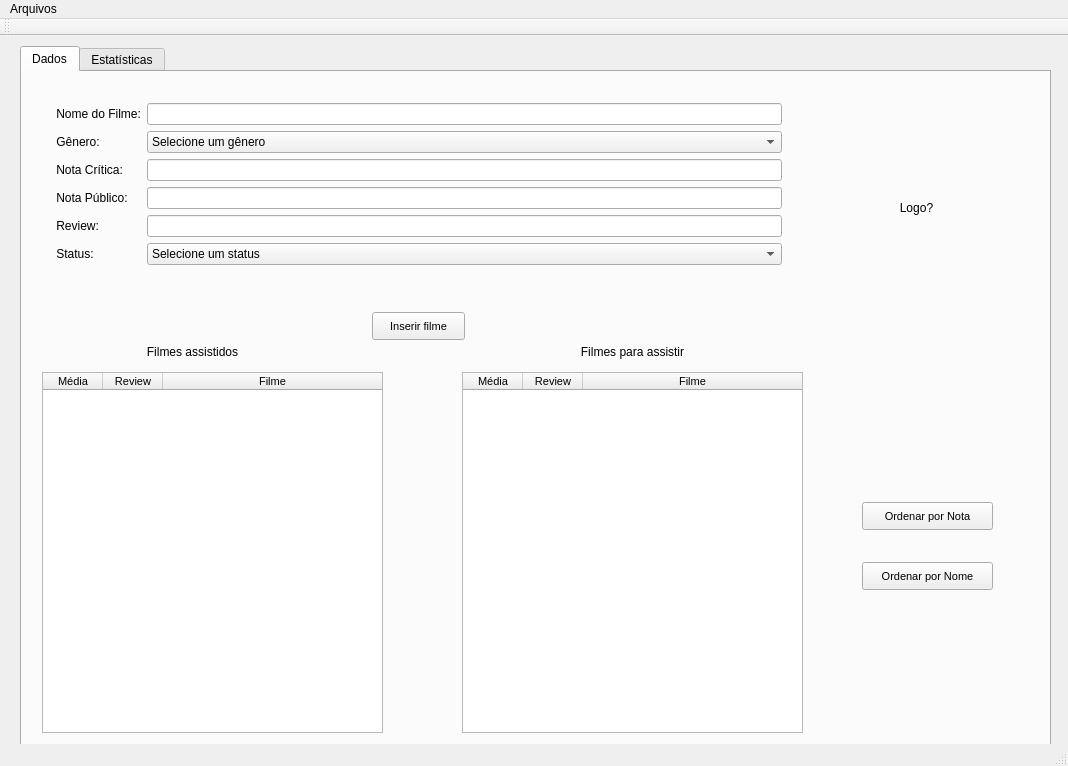
First picture: the form in mainwindow.ui, repository andressatheotonio/FilmListQT, before the edit.
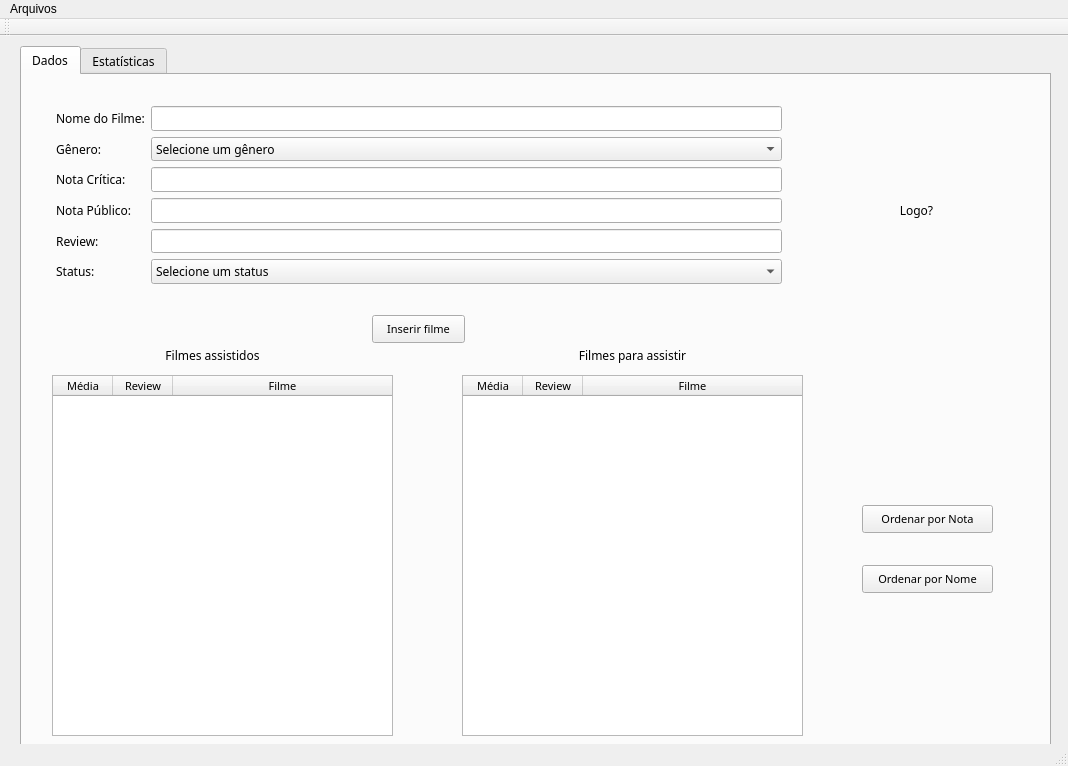
Second picture: the form after the edit.

Diff of the .ui file:
```diff
--- a/mainwindow.ui
+++ b/mainwindow.ui
@@ -25,7 +25,7 @@
     </property>
     <property name="font">
      <font>
-      <family>Segoe UI</family>
+      <family>Microsoft JhengHei UI Light</family>
       <pointsize>9</pointsize>
      </font>
     </property>
@@ -53,7 +53,7 @@
         <widget class="QLabel" name="lbName">
          <property name="font">
           <font>
-           <family>Segoe UI</family>
+           <family>Microsoft JhengHei UI Light</family>
            <pointsize>9</pointsize>
           </font>
          </property>
@@ -66,7 +66,7 @@
         <widget class="QLineEdit" name="leName">
          <property name="font">
           <font>
-           <family>Segoe UI</family>
+           <family>Microsoft JhengHei UI Light</family>
           </font>
          </property>
         </widget>
@@ -75,7 +75,7 @@
         <widget class="QLabel" name="lbName_2">
          <property name="font">
           <font>
-           <family>Segoe UI</family>
+           <family>Microsoft JhengHei UI Light</family>
            <pointsize>9</pointsize>
           </font>
          </property>
@@ -88,7 +88,7 @@
         <widget class="QComboBox" name="cbGenero">
          <property name="font">
           <font>
-           <family>Segoe UI</family>
+           <family>Microsoft JhengHei UI Light</family>
           </font>
          </property>
          <item>
@@ -127,7 +127,7 @@
         <widget class="QLabel" name="lbCritica">
          <property name="font">
           <font>
-           <family>Segoe UI</family>
+           <family>Microsoft JhengHei UI Light</family>
            <pointsize>9</pointsize>
           </font>
          </property>
@@ -140,7 +140,7 @@
         <widget class="QLineEdit" name="leCritica">
          <property name="font">
           <font>
-           <family>Segoe UI</family>
+           <family>Microsoft JhengHei UI Light</family>
           </font>
          </property>
         </widget>
@@ -149,7 +149,7 @@
         <widget class="QLineEdit" name="lePublico">
          <property name="font">
           <font>
-           <family>Segoe UI</family>
+           <family>Microsoft JhengHei UI Light</family>
           </font>
          </property>
         </widget>
@@ -158,7 +158,7 @@
         <widget class="QLabel" name="lbReview">
          <property name="font">
           <font>
-           <family>Segoe UI</family>
+           <family>Microsoft JhengHei UI Light</family>
            <pointsize>9</pointsize>
           </font>
          </property>
@@ -171,7 +171,7 @@
         <widget class="QLineEdit" name="leReview">
          <property name="font">
           <font>
-           <family>Segoe UI</family>
+           <family>Microsoft JhengHei UI Light</family>
           </font>
          </property>
         </widget>
@@ -180,7 +180,7 @@
         <widget class="QLabel" name="lbStatus">
          <property name="font">
           <font>
-           <family>Segoe UI</family>
+           <family>Microsoft JhengHei UI Light</family>
            <pointsize>9</pointsize>
           </font>
          </property>
@@ -191,6 +191,11 @@
        </item>
        <item row="6" column="1">
         <widget class="QComboBox" name="cbStatus">
+         <property name="font">
+          <font>
+           <family>Microsoft JhengHei UI Light</family>
+          </font>
+         </property>
          <item>
           <property name="text">
            <string>Selecione um status</string>
@@ -212,7 +217,7 @@
         <widget class="QLabel" name="lbPublico">
          <property name="font">
           <font>
-           <family>Segoe UI</family>
+           <family>Microsoft JhengHei UI Light</family>
            <pointsize>9</pointsize>
           </font>
          </property>
@@ -223,69 +228,10 @@
        </item>
       </layout>
      </widget>
-     <widget class="QTableWidget" name="tbAssistidos">
-      <property name="geometry">
-       <rect>
-        <x>20</x>
-        <y>300</y>
-        <width>341</width>
-        <height>361</height>
-       </rect>
-      </property>
-      <property name="maximumSize">
-       <size>
-        <width>341</width>
-        <height>16777215</height>
-       </size>
-      </property>
-      <property name="font">
-       <font>
-        <family>Segoe UI</family>
-        <pointsize>8</pointsize>
-        <stylestrategy>PreferDefault</stylestrategy>
-       </font>
-      </property>
-      <attribute name="horizontalHeaderVisible">
-       <bool>true</bool>
-      </attribute>
-      <attribute name="horizontalHeaderCascadingSectionResizes">
-       <bool>true</bool>
-      </attribute>
-      <attribute name="horizontalHeaderDefaultSectionSize">
-       <number>60</number>
-      </attribute>
-      <attribute name="horizontalHeaderShowSortIndicator" stdset="0">
-       <bool>false</bool>
-      </attribute>
-      <attribute name="horizontalHeaderStretchLastSection">
-       <bool>true</bool>
-      </attribute>
-      <column>
-       <property name="text">
-        <string>Média</string>
-       </property>
-       <property name="textAlignment">
-        <set>AlignCenter</set>
-       </property>
-      </column>
-      <column>
-       <property name="text">
-        <string>Review</string>
-       </property>
-      </column>
-      <column>
-       <property name="text">
-        <string>Filme</string>
-       </property>
-       <property name="textAlignment">
-        <set>AlignCenter</set>
-       </property>
-      </column>
-     </widget>
      <widget class="QLabel" name="lbTabTitle1">
       <property name="geometry">
        <rect>
-        <x>110</x>
+        <x>130</x>
         <y>270</y>
         <width>121</width>
         <height>20</height>
@@ -293,7 +239,7 @@
       </property>
       <property name="font">
        <font>
-        <family>Segoe UI</family>
+        <family>Microsoft JhengHei UI Light</family>
         <pointsize>9</pointsize>
        </font>
       </property>
@@ -318,7 +264,7 @@
       </property>
       <property name="font">
        <font>
-        <family>Segoe UI</family>
+        <family>Microsoft JhengHei UI Light</family>
         <pointsize>9</pointsize>
        </font>
       </property>
@@ -349,6 +295,7 @@
       </property>
       <property name="font">
        <font>
+        <family>Microsoft JhengHei UI Light</family>
         <pointsize>8</pointsize>
        </font>
       </property>
@@ -394,7 +341,7 @@
       </property>
       <property name="font">
        <font>
-        <family>Segoe UI</family>
+        <family>Microsoft JhengHei UI Light</family>
         <pointsize>8</pointsize>
        </font>
       </property>
@@ -431,7 +378,7 @@
       </property>
       <property name="font">
        <font>
-        <family>Segoe UI</family>
+        <family>Microsoft JhengHei UI Light</family>
         <pointsize>8</pointsize>
        </font>
       </property>
@@ -455,6 +402,65 @@
        <set>Qt::AlignCenter</set>
       </property>
      </widget>
+     <widget class="QTableWidget" name="tbAssistidos">
+      <property name="geometry">
+       <rect>
+        <x>30</x>
+        <y>300</y>
+        <width>341</width>
+        <height>361</height>
+       </rect>
+      </property>
+      <property name="maximumSize">
+       <size>
+        <width>341</width>
+        <height>16777215</height>
+       </size>
+      </property>
+      <property name="font">
+       <font>
+        <family>Microsoft JhengHei UI Light</family>
+        <pointsize>8</pointsize>
+        <stylestrategy>PreferDefault</stylestrategy>
+       </font>
+      </property>
+      <attribute name="horizontalHeaderVisible">
+       <bool>true</bool>
+      </attribute>
+      <attribute name="horizontalHeaderCascadingSectionResizes">
+       <bool>true</bool>
+      </attribute>
+      <attribute name="horizontalHeaderDefaultSectionSize">
+       <number>60</number>
+      </attribute>
+      <attribute name="horizontalHeaderShowSortIndicator" stdset="0">
+       <bool>false</bool>
+      </attribute>
+      <attribute name="horizontalHeaderStretchLastSection">
+       <bool>true</bool>
+      </attribute>
+      <column>
+       <property name="text">
+        <string>Média</string>
+       </property>
+       <property name="textAlignment">
+        <set>AlignCenter</set>
+       </property>
+      </column>
+      <column>
+       <property name="text">
+        <string>Review</string>
+       </property>
+      </column>
+      <column>
+       <property name="text">
+        <string>Filme</string>
+       </property>
+       <property name="textAlignment">
+        <set>AlignCenter</set>
+       </property>
+      </column>
+     </widget>
     </widget>
     <widget class="QWidget" name="Estatisticas">
      <attribute name="title">
```
Left out of the diff: 114 changed lines with no effect on the pictures.
